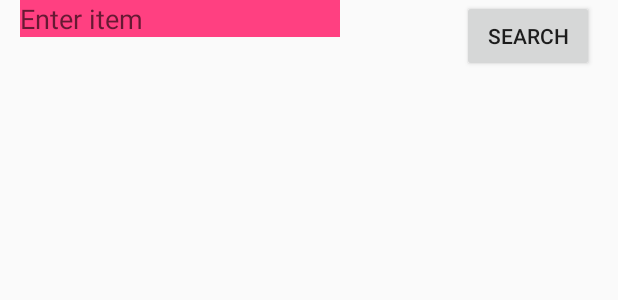
After one commit to ashjdr/AgileFoodies, an Android app: the layout activity_tesco_lab.xml on its own in the app's theme, with its tools: preview values and no code run, on a phone screen of 412 x 824 dp. The commit adds this screen. Shown: the top 300 px of the screen. Run offline under Robolectric (Android 15) with nearby library versions, the phone set to English and light mode, and no system bars; network calls fail.

Commit message:
adding tescolabs

```diff
--- /dev/null
+++ b/app/src/main/res/layout/activity_tesco_lab.xml
@@ -0,0 +1,45 @@
+<?xml version="1.0" encoding="utf-8"?>
+<ScrollView
+    xmlns:android="http://schemas.android.com/apk/res/android" android:layout_width="match_parent"
+    android:layout_height="match_parent">
+
+    <RelativeLayout
+        android:layout_width="match_parent"
+        android:layout_height="wrap_content">
+
+        <EditText
+            android:id="@+id/editText"
+            android:layout_width="wrap_content"
+            android:layout_height="wrap_content"
+            android:layout_alignParentTop="true"
+            android:layout_marginStart="13dp"
+            android:background="@color/colorAccent"
+            android:ems="10"
+            android:hint="@string/search_param"
+            android:inputType="textPersonName" />
+
+        <Button
+            android:id="@+id/button_parse"
+            android:layout_width="wrap_content"
+            android:layout_height="wrap_content"
+            android:layout_alignParentEnd="true"
+            android:layout_alignParentTop="true"
+            android:layout_marginEnd="16dp"
+            android:text="search" />
+
+        <TextView
+            android:id="@+id/text_view_result"
+            android:layout_width="wrap_content"
+            android:layout_height="wrap_content"
+            android:layout_alignParentStart="true"
+            android:layout_alignTop="@+id/button_parse"
+            android:layout_marginTop="55dp"
+            android:textColor="@android:color/black"
+            android:textSize="20sp" />
+
+
+
+
+    </RelativeLayout>
+
+</ScrollView>
--- a/app/src/main/res/values/strings.xml
+++ b/app/src/main/res/values/strings.xml
@@ -16,8 +16,9 @@
     <!-- Juli -->
     <string name="action_sign_out">Sign out</string>
 
+
     <!-- Jack -->
-
+    <string name="search_param">Enter item</string>
 
     <!-- Matthew -->
 
```
Also changed, not shown: app/build.gradle (+7 -6 lines), app/src/main/AndroidManifest.xml (+15 -0 lines), app/src/main/java/marshmallow/cis2003/tees/ac/uk/agilefoodies/tescoLab.java (added, +168 -0 lines).
